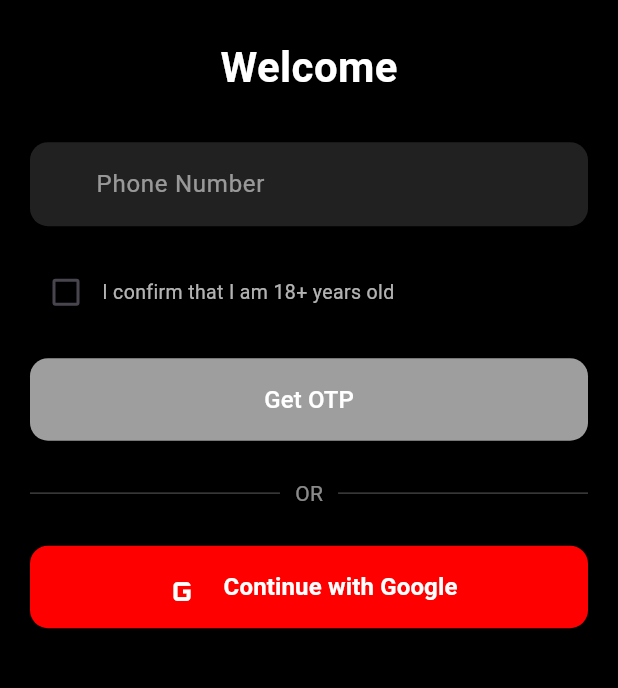
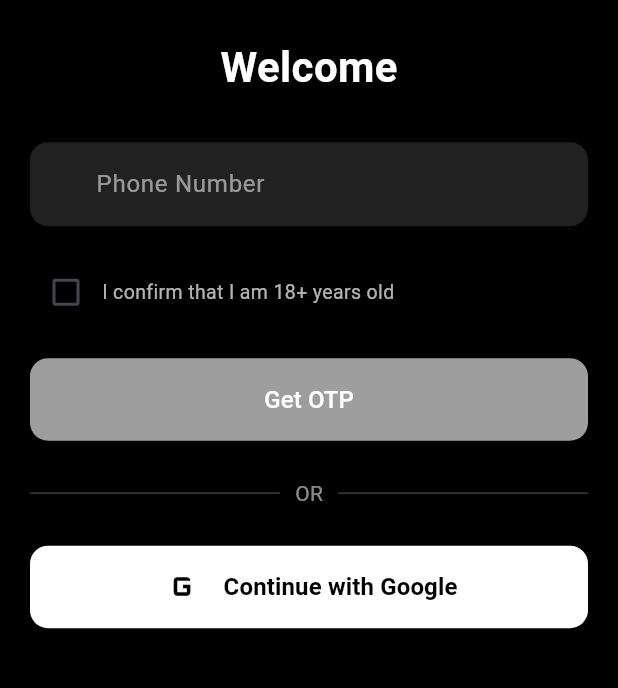
Before and after one commit to kritidigitalsolutions/mirchi-ott, a Flutter app: the DownloadsPage screen opened by its route, after a tap on "Sign In", on a phone screen of 412 x 824 dp, the part 422-1110 px from its top. Run offline on Flutter 3.47's test engine with Material 3 defaults, Android fonts, the phone set to English and light mode, and no system bars; drawn by our look-alikes of cached_network_image; our stand-ins replace dio, file_picker, firebase_core, firebase_messaging, flutter_local_notifications, get and 9 more; missing offline and left inert: mobile_scanner; accounts and stored records are empty; network calls fail.

Commit message:
route change

```diff
--- a/lib/view/auth/signInPage.dart
+++ b/lib/view/auth/signInPage.dart
@@ -149,20 +149,19 @@ class _SignInPageState extends State<SignInPage> {
                                           }
                                         },
                                   style: ElevatedButton.styleFrom(
-                                    backgroundColor: AppColors.buttonColor,
-                                    disabledBackgroundColor:
-                                        AppColors.buttonColor.withOpacity(0.6),
+                                    backgroundColor: Colors.white, // Google style
+                                    elevation: 2,
                                     shape: RoundedRectangleBorder(
                                       borderRadius: BorderRadius.circular(12),
+                                      side: const BorderSide(color: Colors.white12),
                                     ),
-                                    elevation: 0,
                                   ),
                                   child: authController.isGoogleLoading.value
                                       ? const SizedBox(
                                           height: 24,
                                           width: 24,
                                           child: CircularProgressIndicator(
-                                            color: Colors.white,
+                                            color: AppColors.primary,
                                             strokeWidth: 2,
                                           ),
                                         )
@@ -170,16 +169,18 @@ class _SignInPageState extends State<SignInPage> {
                                           mainAxisAlignment:
                                               MainAxisAlignment.center,
                                           children: [
-                                            CustomNetworkImage(
-                                              imageUrl: 'https://auth.services.adobe.com/img/google_logo.svg',
+                                            Image.network(
+                                              'https://cdn-icons-png.flaticon.com/512/2991/2991148.png', // Standard Google G PNG
                                               height: 24,
-                                              errorWidget: const Icon(Icons.g_mobiledata, color: Colors.white, size: 30),
+                                              width: 24,
+                                              errorBuilder: (context, error, stackTrace) =>
+                                                const Icon(Icons.g_mobiledata, color: Colors.black, size: 30),
                                             ),
                                             const SizedBox(width: 12),
                                             const Text(
                                               "Continue with Google",
                                               style: TextStyle(
-                                                color: Colors.white,
+                                                color: Colors.black, // Dark text on white button
                                                 fontSize: 16,
                                                 fontWeight: FontWeight.w600,
                                               ),
--- a/lib/view_model/auth_controller/auth_controller.dart
+++ b/lib/view_model/auth_controller/auth_controller.dart
@@ -180,6 +180,12 @@ class AuthController extends GetxController {
         // ✅ Direct login for Google users (even if new)
         setLoginStatus(true);
 
+        CustomSnackbar.show(
+          title: 'Welcome!',
+          message: 'Signed in successfully with Google',
+          isSuccess: true,
+        );
+
         return response;
       } else {
         print("❌ Google Login Failed: ${response?.message}");
--- a/lib/view_model/primium_controller/premium_controller.dart
+++ b/lib/view_model/primium_controller/premium_controller.dart
@@ -272,7 +272,7 @@ class PremiumController extends GetxController with WidgetsBindingObserver {
       String baseUrl = "https://mirchiapp.in";
 
       // Redirect to GoPremium page with token and plan details
-      final Uri uri = Uri.parse("$baseUrl/goPremium").replace(queryParameters: {
+      final Uri uri = Uri.parse("$baseUrl/go-premium").replace(queryParameters: {
         'token': token,
         'planId': planId,
         'promoCode': isPromoApplied.value ? appliedPromoCode.value : "",
```
Also changed, not shown: lib/utils/notification_service.dart (+8 -0 lines), 3 other files.
